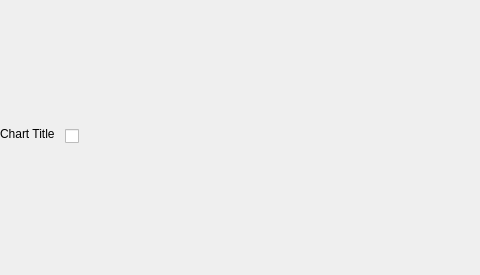
The window that app/dashboard/history_chart.ui (rahmanshaber/corebox) describes before a commit, drawn with Qt 5; both pictures show x 0 to 480 and y 0 to 275 of the 759 by 275 pixel window.
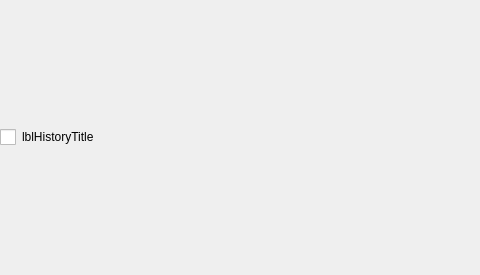
The same window after the commit. Icons and pictures are not drawn.

Diff of the .ui file:
```diff
--- a/app/dashboard/history_chart.ui
+++ b/app/dashboard/history_chart.ui
@@ -45,41 +45,6 @@
     <number>0</number>
    </property>
    <item row="0" column="1">
-    <widget class="QCheckBox" name="checkHistoryTitle">
-     <property name="cursor">
-      <cursorShape>PointingHandCursor</cursorShape>
-     </property>
-     <property name="focusPolicy">
-      <enum>Qt::NoFocus</enum>
-     </property>
-     <property name="layoutDirection">
-      <enum>Qt::LeftToRight</enum>
-     </property>
-     <property name="styleSheet">
-      <string notr="true"/>
-     </property>
-     <property name="text">
-      <string notr="true"/>
-     </property>
-    </widget>
-   </item>
-   <item row="0" column="0" alignment="Qt::AlignLeft|Qt::AlignTop">
-    <widget class="QLabel" name="lblHistoryTitle">
-     <property name="sizePolicy">
-      <sizepolicy hsizetype="Expanding" vsizetype="Preferred">
-       <horstretch>0</horstretch>
-       <verstretch>0</verstretch>
-      </sizepolicy>
-     </property>
-     <property name="accessibleName">
-      <string notr="true"/>
-     </property>
-     <property name="text">
-      <string notr="true">Chart Title</string>
-     </property>
-    </widget>
-   </item>
-   <item row="0" column="2">
     <spacer name="horizontalSpacer">
      <property name="orientation">
       <enum>Qt::Horizontal</enum>
@@ -92,6 +57,42 @@
      </property>
     </spacer>
    </item>
+   <item row="0" column="0">
+    <widget class="QCheckBox" name="checkHistoryTitle">
+     <property name="sizePolicy">
+      <sizepolicy hsizetype="Preferred" vsizetype="Fixed">
+       <horstretch>0</horstretch>
+       <verstretch>0</verstretch>
+      </sizepolicy>
+     </property>
+     <property name="cursor">
+      <cursorShape>PointingHandCursor</cursorShape>
+     </property>
+     <property name="focusPolicy">
+      <enum>Qt::NoFocus</enum>
+     </property>
+     <property name="layoutDirection">
+      <enum>Qt::LeftToRight</enum>
+     </property>
+     <property name="styleSheet">
+      <string notr="true">QCheckBox::indicator {
+    width: 16px;
+    height: 16px;
+}
+
+QCheckBox::indicator:checked {
+    image:url(:/icons/fullexit_w.svg);
+}
+
+QCheckBox::indicator:unchecked {
+    image: url(:/icons/fullscreen_w.svg);
+}</string>
+     </property>
+     <property name="text">
+      <string notr="true">lblHistoryTitle</string>
+     </property>
+    </widget>
+   </item>
   </layout>
  </widget>
  <resources/>
```
